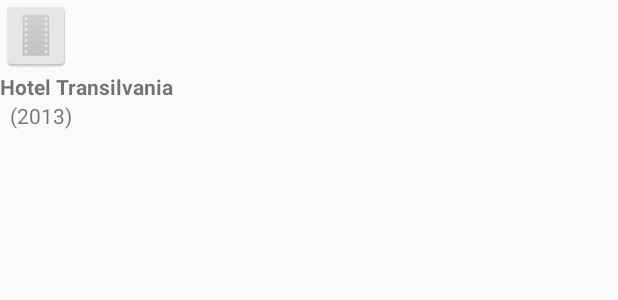
After one commit to mrtxema/Crispetes2, an Android app: the layout activity_movie_detail.xml on its own in the app's theme, with its tools: preview values and no code run, on a phone screen of 412 x 824 dp. The commit adds this screen. Shown: the top 300 px of the screen. Run offline under Robolectric (Android 15) with nearby library versions, the light colour scheme and no system bars.

Commit message:
Add movie details activity

```diff
--- a/app/src/main/AndroidManifest.xml
+++ b/app/src/main/AndroidManifest.xml
@@ -19,6 +19,8 @@
 
         <activity android:name=".SearchMovieActivity_" android:label="@string/app_name" android:theme="@style/AppTheme.NoActionBar" />
 
+        <activity android:name=".MovieInfoActivity_" android:label="@string/app_name" android:theme="@style/AppTheme.NoActionBar" />
+
     </application>
 
 </manifest>
--- /dev/null
+++ b/app/src/main/res/layout/activity_movie_detail.xml
@@ -0,0 +1,42 @@
+<?xml version="1.0" encoding="utf-8"?>
+<LinearLayout xmlns:android="http://schemas.android.com/apk/res/android"
+    android:orientation="vertical" android:layout_width="match_parent"
+    android:layout_height="match_parent">
+
+    <ImageView
+        android:id="@+id/imgPoster"
+        android:layout_width="wrap_content"
+        android:layout_height="wrap_content"
+        android:adjustViewBounds="true"
+        android:maxWidth="185dp"
+        android:maxHeight="264dp"
+        android:scaleType="fitCenter"
+        android:src="@mipmap/ic_placeholder"
+        />
+
+    <TextView
+        android:id="@+id/txtTitle"
+        android:layout_width="wrap_content"
+        android:layout_height="wrap_content"
+        android:textSize="14dp"
+        android:textStyle="bold"
+        android:text="Hotel Transilvania"
+        />
+
+    <TextView
+        android:id="@+id/txtRelease"
+        android:layout_width="wrap_content"
+        android:layout_height="wrap_content"
+        android:textSize="14dp"
+        android:layout_marginLeft="10px"
+        android:text="(2013)"
+        />
+
+    <TextView
+        android:id="@+id/txtOverview"
+        android:layout_width="wrap_content"
+        android:layout_height="wrap_content"
+        android:textSize="10dp"
+        />
+
+</LinearLayout>
--- a/app/src/main/res/layout/content_sample.xml
+++ b/app/src/main/res/layout/content_sample.xml
@@ -16,5 +16,5 @@
     <TextView
         android:layout_width="wrap_content"
         android:layout_height="wrap_content"
-        android:text="Hello World!" />
+        android:text="[Aquí va la lista de pelis guardadas]" />
 </RelativeLayout>
```
Also changed, not shown: app/src/main/java/cat/mrtxema/crispetes/view/MovieInfoActivity.java (added, +71 -0 lines), app/src/main/java/cat/mrtxema/crispetes/view/SearchMovieActivity.java (+1 -19 lines), app/src/main/java/cat/mrtxema/crispetes/view/adapter/MovieListAdapter.java (+7 -9 lines), app/src/main/java/cat/mrtxema/crispetes/view/util/DateFormatter.java (added, +12 -0 lines), app/src/main/res/layout/activity_search.xml (+14 -0 lines), app/src/main/res/layout/listitem_movie.xml (+17 -10 lines), app/src/main/ic_placeholder-web.png (added), app/src/main/res/mipmap-hdpi/ic_placeholder.png (added), app/src/main/res/mipmap-mdpi/ic_placeholder.png (added), app/src/main/res/mipmap-xhdpi/ic_placeholder.png (added), app/src/main/res/mipmap-xxhdpi/ic_placeholder.png (added), app/src/main/res/mipmap-xxxhdpi/ic_placeholder.png (added), 1 other file.
